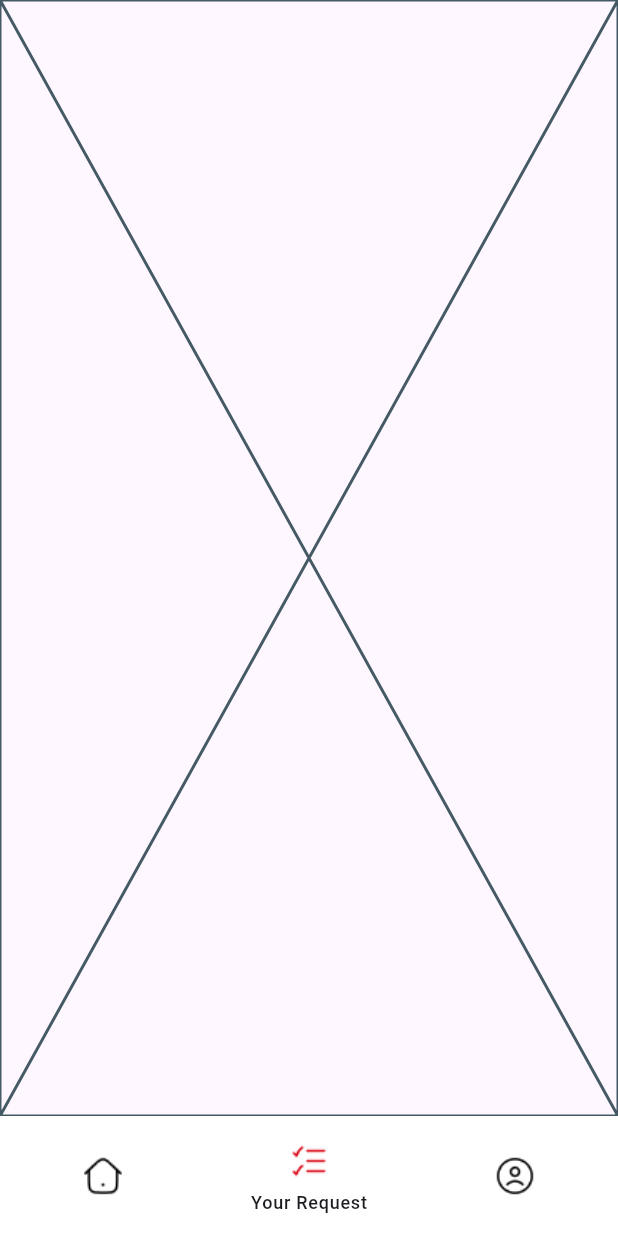
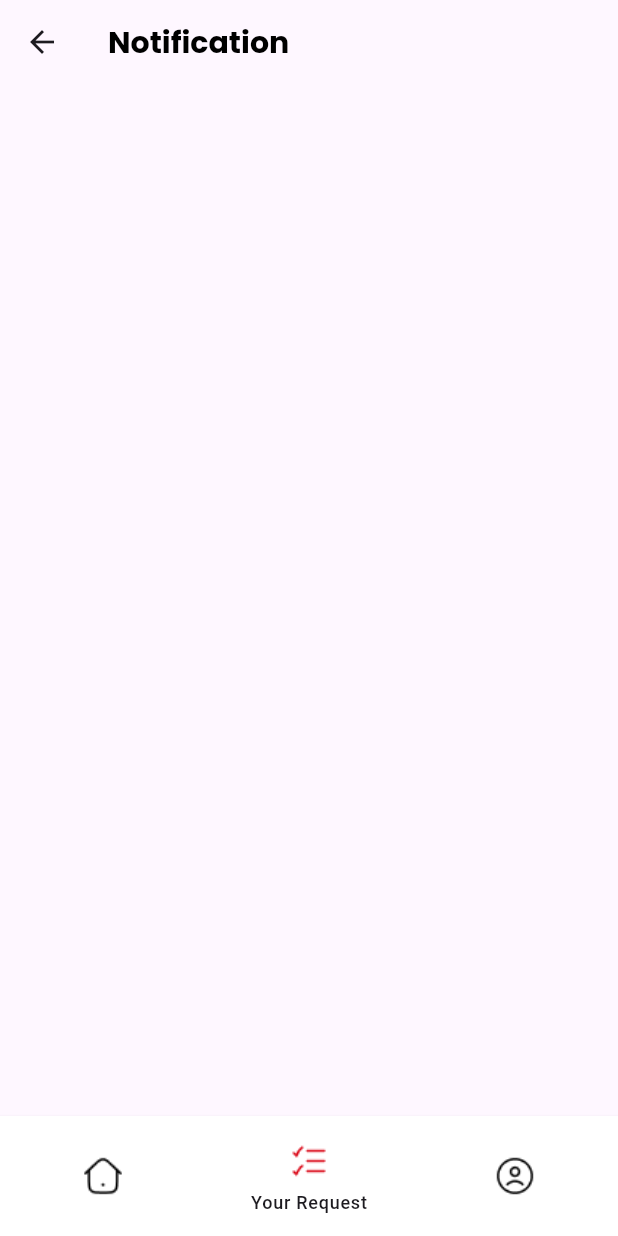
Before and after one commit to Rostomgh/Satim_App, a Flutter app: the LayoutScreen screen opened by its route, item 2 of the bottom bar chosen, on a phone screen of 412 x 824 dp. Run offline on Flutter 3.47's test engine with Material 3 defaults, Android fonts, the light colour scheme and no system bars; our stand-ins replace bloc, dio, flutter_bloc, hugeicons.

Commit message:
add Notify Card,status

```diff
--- /dev/null
+++ b/lib/Logic/Url/url_event.dart
@@ -0,0 +1,4 @@
+part of 'url_bloc.dart';
+
+@immutable
+sealed class UrlEvent {}
--- a/lib/core/Router/OngenerateRoute.dart
+++ b/lib/core/Router/OngenerateRoute.dart
@@ -5,6 +5,7 @@ import 'package:satim_hack/core/helper/layout.dart';
 import 'package:satim_hack/features/Auth/presentation/view/LoginScreen.dart';
 import 'package:satim_hack/features/Auth/presentation/view/SignupScreen.dart';
 import 'package:satim_hack/features/home/presentation/view/HomeScreen.dart';
+import 'package:satim_hack/features/home/presentation/view/NotifyScreen.dart';
 
 class AppRoute {
   Route? generateRoute(RouteSettings settings) {
@@ -19,6 +20,8 @@ class AppRoute {
         return MaterialPageRoute(builder: (_) => const HomeScreen());
         case '/nav':
         return MaterialPageRoute(builder: (_) => const LayoutScreen());
+        case '/notify':
+        return MaterialPageRoute(builder: (_) => const Notifyscreen());
 
       default:
         return MaterialPageRoute(builder: (_) => const ErrorRoute());
--- a/lib/core/Theme/AppColor.dart
+++ b/lib/core/Theme/AppColor.dart
@@ -9,4 +9,5 @@ class AppColor {
   static const Color hint = Color(0xff1C1C1C);
   static const Color white=Colors.white;
   static const Color backgroundB = Color(0xffF0EDFF);
+  static const Color greenNotif=Color(0xff00AC4F);
 }
--- a/lib/core/helper/Enpoint.dart
+++ b/lib/core/helper/Enpoint.dart
@@ -1,5 +1,5 @@
 class Enpoint {
-  static String BaseUrl = 'http://192.168.1.4:5000';  // Adjusted for local port 5000
+  static String BaseUrl = 'http://192.168.1.4:3000';  // Adjusted for local port 5000
   static String login = '/api/v1/agent/login';
   static String signup = '/api/v1/agent/signup';
 }
--- /dev/null
+++ b/lib/features/home/data/domain/Service/Servicehome.dart
@@ -0,0 +1,3 @@
+abstract class Servicehome {
+  Future<void> postweb(String email, String url);
+}
--- a/lib/features/home/presentation/view/NotifyScreen.dart
+++ b/lib/features/home/presentation/view/NotifyScreen.dart
@@ -1,10 +1,20 @@
 import 'package:flutter/material.dart';
+import 'package:satim_hack/core/Theme/AppColor.dart';
 
 class Notifyscreen extends StatelessWidget {
   const Notifyscreen({super.key});
 
   @override
   Widget build(BuildContext context) {
-    return const Placeholder();
+    return Scaffold(
+      appBar: AppBar(
+        title: const Text(
+          'Notification',
+          style: TextStyle(
+              color: AppColor.black, fontFamily: 'PoppinsBold', fontSize: 20),
+        ),
+      ),
+    //
+    );
   }
 }
```
Also changed, not shown: lib/Logic/Url/url_bloc.dart (added, +13 -0 lines), lib/Logic/Url/url_state.dart (added, +16 -0 lines), lib/core/Ui/CustomRowNotify.dart (added, +25 -0 lines), lib/features/home/data/model/WebModel.dart (+6 -7 lines), lib/features/home/presentation/view/HomeScreen.dart (+7 -5 lines), lib/features/home/presentation/view/Widget/CustomCard.dart (+9 -3 lines), lib/features/home/presentation/view/Widget/CustomNotifyAccept.dart (added, +25 -0 lines), assets/icon/active.png (added).
